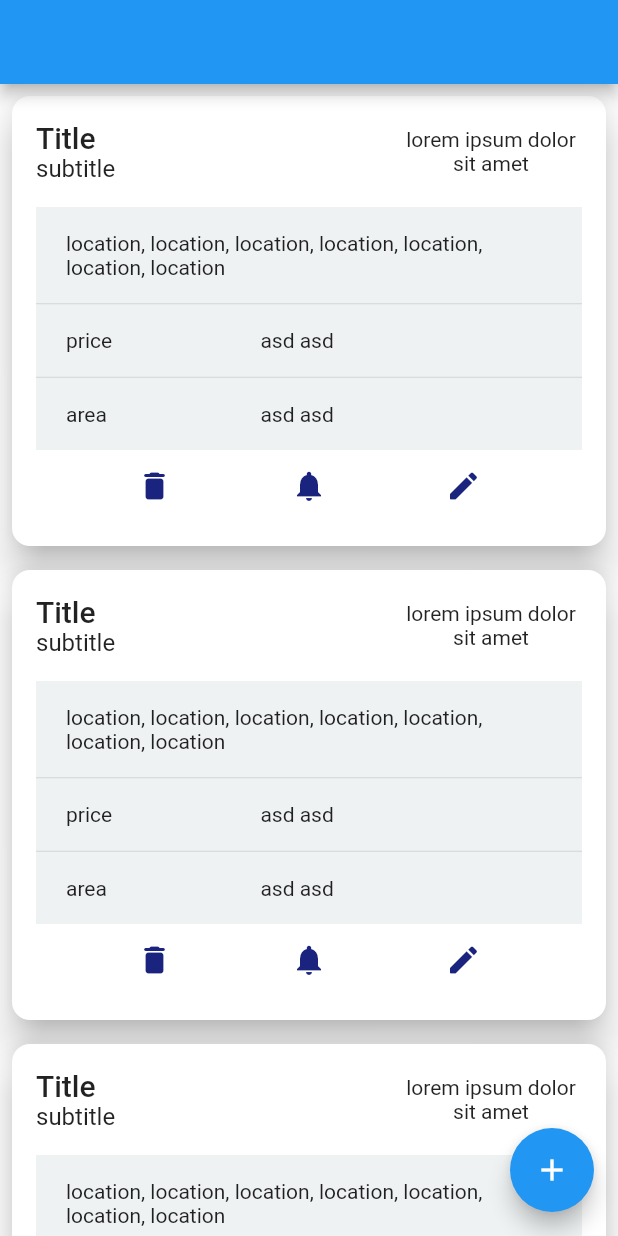
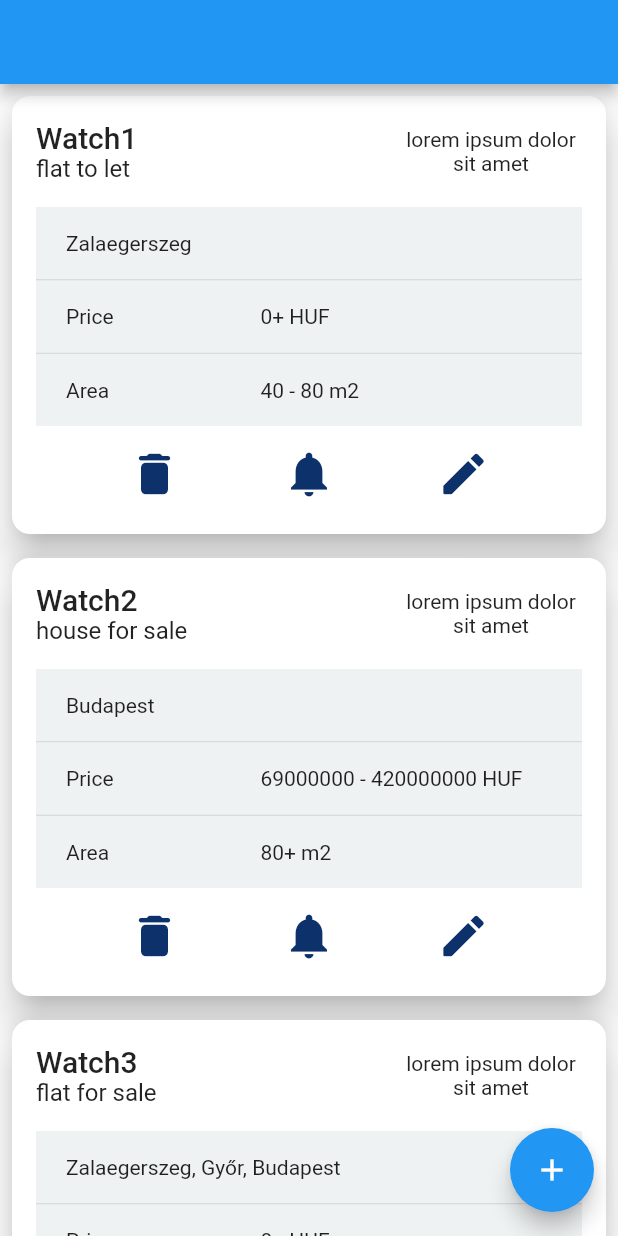
Before and after one commit to jaklia/flutter_rm, a Flutter app: the screen it shows after launch, on a phone screen of 412 x 824 dp. Run offline on Flutter 3.47's test engine with Material 2 defaults, Android fonts, the phone set to English and light mode, and no system bars; our stand-ins replace flutter_bloc.

Commit message:
card ui modified

```diff
--- a/lib/main.dart
+++ b/lib/main.dart
@@ -28,7 +28,9 @@ class MyApp extends StatelessWidget {
         title: 'Flutter Demo',
         theme: ThemeData(
           primarySwatch: Colors.blue,
-          iconTheme: IconThemeData(color: Colors.indigo[900]),
+          iconTheme: const IconThemeData(
+            color: Color.fromRGBO(13, 49, 107, 1),
+          ),
         ),
         home: const HomePage(),
       ),
--- a/lib/mock_data/watches.dart
+++ b/lib/mock_data/watches.dart
@@ -20,6 +20,8 @@ class MockData {
       ],
       assignmentType: AssignmentTypes.toLet,
       estateTypes: [EstateTypes.flat],
+      minFloorArea: 40,
+      maxFloorArea: 80,
     ),
     Watch(
       id: 'abc2',
@@ -38,6 +40,7 @@ class MockData {
       estateTypes: [EstateTypes.house],
       minPrice: 69000000,
       maxPrice: 420000000,
+      minFloorArea: 80,
     ),
     Watch(
       id: 'abc3',
@@ -66,6 +69,7 @@ class MockData {
       ],
       assignmentType: AssignmentTypes.forSale,
       estateTypes: [EstateTypes.flat],
+      maxFloorArea: 60,
     ),
     Watch(
       id: 'abc4',
--- a/lib/model/watch.dart
+++ b/lib/model/watch.dart
@@ -35,4 +35,48 @@ class Watch {
     required this.assignmentType,
     required this.estateTypes,
   });
+
+  //   this is probably not the best way to do this, but it'll do for now
+  String get price {
+    if (maxPrice == null) {
+      if (minPrice == null) {
+        return '0+ HUF';
+      }
+      return '$minPrice+ HUF';
+    }
+    if (minPrice == null) {
+      return '0 - $maxPrice HUF';
+    }
+    return '$minPrice - $maxPrice HUF';
+  }
+
+  String get assignmentTypeStr {
+    if (assignmentType == AssignmentTypes.forSale) {
+      return 'for sale';
+    }
+    return 'to let';
+  }
+
+  String get estateTypeStr {
+    return estateTypes
+        .map((e) => e == EstateTypes.flat ? 'flat' : 'house')
+        .join(', ');
+  }
+
+  String get area {
+    if (maxFloorArea == null) {
+      if (minFloorArea == null) {
+        return '0+ m2';
+      }
+      return '$minFloorArea+ m2';
+    }
+    if (minFloorArea == null) {
+      return '0 - $maxFloorArea m2';
+    }
+    return '$minFloorArea - $maxFloorArea m2';
+  }
+
+  String get locationStr {
+    return locations.map((e) => e.adminLevels[8]).join(', ');
+  }
 }
--- a/lib/pages/home_page.dart
+++ b/lib/pages/home_page.dart
@@ -29,7 +29,7 @@ class HomePage extends StatelessWidget {
                 padding: const EdgeInsets.all(8),
                 itemCount: state.watches.length,
                 itemBuilder: (context, idx) {
-                  return const WatchCard();
+                  return WatchCard(watch: state.watches[idx]);
                 },
               );
             case WatchListStatus.fail:
--- a/lib/widgets/card/card_content.dart
+++ b/lib/widgets/card/card_content.dart
@@ -1,29 +1,30 @@
 import 'package:flutter/material.dart';
 
+import '../../model/watch.dart';
 import 'info_row.dart';
 
 class CardContent extends StatelessWidget {
-  const CardContent({super.key});
+  final Watch watch;
+  const CardContent({super.key, required this.watch});
 
   @override
   Widget build(BuildContext context) {
     return Container(
       color: Colors.blueGrey.withOpacity(0.1),
       child: Column(
-        children: const [
+        children: [
           InfoRow(
-            data:
-                "location, location, location, location, location, location, location",
+            data: watch.locationStr,
           ),
-          Divider(height: 1),
+          const Divider(height: 1),
           InfoRow(
-            title: "price",
-            data: "asd asd",
+            title: "Price",
+            data: watch.price,
           ),
-          Divider(height: 1),
+          const Divider(height: 1),
           InfoRow(
-            title: "area",
-            data: "asd asd",
+            title: "Area",
+            data: watch.area,
           ),
         ],
       ),
--- a/lib/widgets/card/card_footer.dart
+++ b/lib/widgets/card/card_footer.dart
@@ -1,7 +1,10 @@
 import 'package:flutter/material.dart';
 
+import '../../model/watch.dart';
+
 class CardFooter extends StatelessWidget {
-  const CardFooter({super.key});
+  final Watch watch;
+  const CardFooter({super.key, required this.watch});
 
   @override
   Widget build(BuildContext context) {
@@ -10,14 +13,20 @@ class CardFooter extends StatelessWidget {
       crossAxisAlignment: CrossAxisAlignment.center,
       children: [
         IconButton(
+          padding: const EdgeInsets.all(0),
+          iconSize: 36,
           onPressed: () {},
           icon: const Icon(Icons.delete_rounded),
         ),
         IconButton(
+          padding: const EdgeInsets.all(0),
+          iconSize: 36,
           onPressed: () {},
           icon: const Icon(Icons.notifications),
         ),
         IconButton(
+          padding: const EdgeInsets.all(0),
+          iconSize: 36,
           onPressed: () {},
           icon: const Icon(Icons.edit_rounded),
         ),
--- a/lib/widgets/card/card_header.dart
+++ b/lib/widgets/card/card_header.dart
@@ -1,7 +1,10 @@
 import 'package:flutter/material.dart';
 
+import '../../model/watch.dart';
+
 class CardHeader extends StatelessWidget {
-  const CardHeader({super.key});
+  final Watch watch;
+  const CardHeader({super.key, required this.watch});
 
   @override
   Widget build(BuildContext context) {
@@ -13,11 +16,11 @@ class CardHeader extends StatelessWidget {
             crossAxisAlignment: CrossAxisAlignment.start,
             children: [
               Text(
-                "Title",
+                watch.name,
                 style: Theme.of(context).textTheme.headline6,
               ),
               Text(
-                "subtitle",
+                '${watch.estateTypeStr} ${watch.assignmentTypeStr}',
                 style: Theme.of(context).textTheme.subtitle1,
               ),
             ],
--- a/lib/widgets/card/info_row.dart
+++ b/lib/widgets/card/info_row.dart
@@ -13,7 +13,7 @@ class InfoRow extends StatelessWidget {
         horizontal: 20,
         vertical: 16,
       ),
-      child: title == null ? renderOneItem() : renderTwoItems(),
+      child: title == null ? renderOneItem() : renderTwoItems(context),
     );
   }
 
@@ -31,12 +31,14 @@ class InfoRow extends StatelessWidget {
     );
   }
 
-  Widget renderTwoItems() {
+  Widget renderTwoItems(BuildContext context) {
     return Row(
       children: [
         Expanded(
           flex: 4,
-          child: Text(title!),
+          child: Text(
+            title!,
+          ),
         ),
         Expanded(
           flex: 6,
--- a/lib/widgets/card/watch_card.dart
+++ b/lib/widgets/card/watch_card.dart
@@ -1,11 +1,13 @@
 import 'package:flutter/material.dart';
-import 'package:flutter_rm/widgets/card/card_footer.dart';
 
+import '../../model/watch.dart';
 import 'card_content.dart';
+import 'card_footer.dart';
 import 'card_header.dart';
 
 class WatchCard extends StatelessWidget {
-  const WatchCard({super.key});
+  final Watch watch;
+  const WatchCard({super.key, required this.watch});
 
   @override
   Widget build(BuildContext context) {
@@ -19,11 +21,12 @@ class WatchCard extends StatelessWidget {
         width: double.infinity,
         padding: const EdgeInsets.all(16),
         child: Column(
-          children: const [
-            CardHeader(),
-            SizedBox(height: 16),
-            CardContent(),
-            CardFooter(),
+          children: [
+            CardHeader(watch: watch),
+            const SizedBox(height: 16),
+            CardContent(watch: watch),
+            const SizedBox(height: 8),
+            CardFooter(watch: watch),
           ],
         ),
       ),
```
